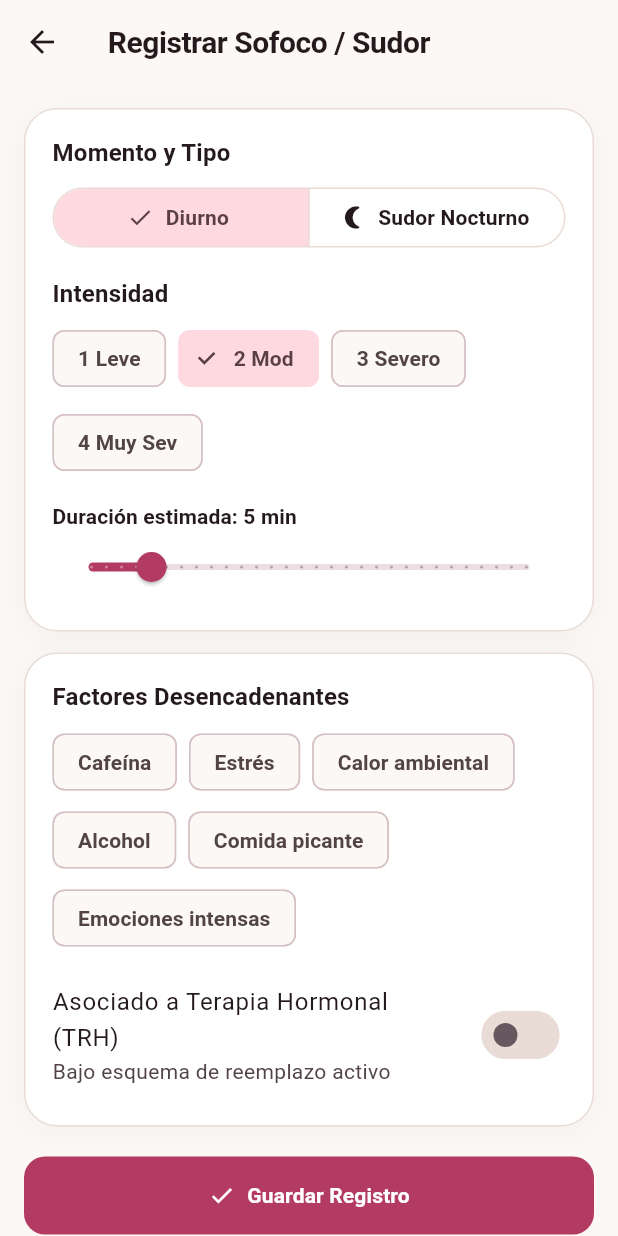
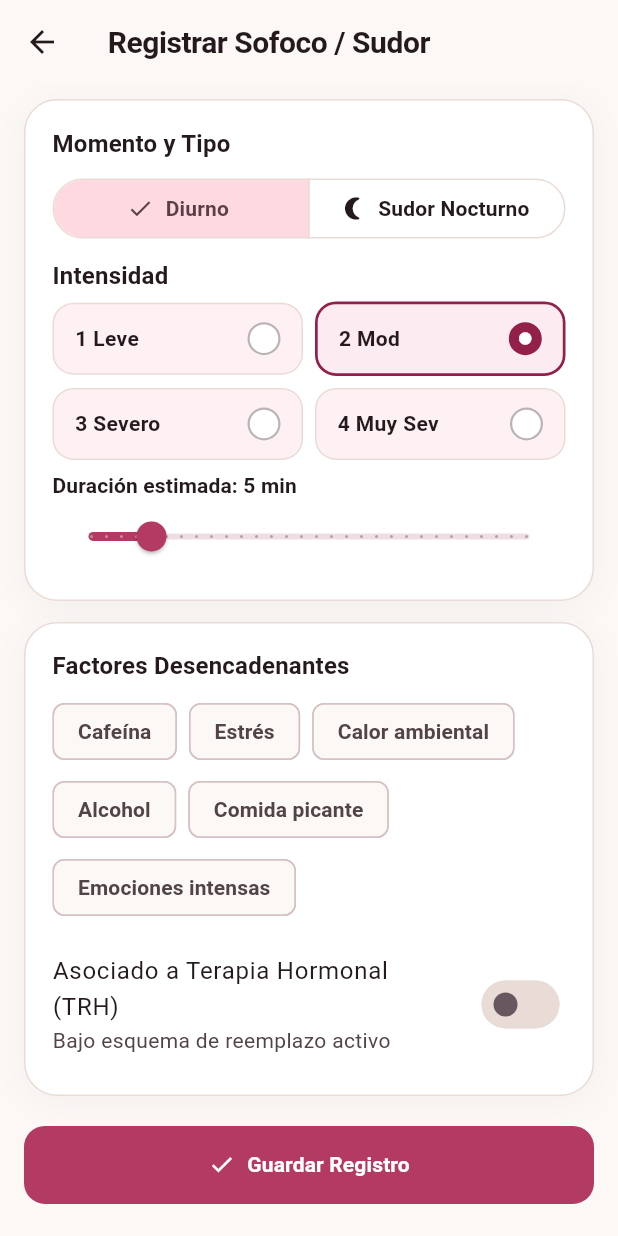
Before and after one commit to eduardoevz/Cora, a Flutter app: the PerimenopauseHubPage screen opened directly, after a tap on "Registrar", on a phone screen of 412 x 824 dp. Run offline on Flutter 3.47's test engine with Material 3 defaults, Android fonts, the phone set to English and light mode, and no system bars; our stand-ins replace dio, drift, firebase_auth, firebase_core, flutter_riverpod; accounts and stored records are empty; generated files the repository leaves out were written again.

Commit message:
feat(mobile-ui): refine Perimenopause and Senior Vitality screens to Stitch hybrid design

```diff
--- a/mobile/lib/features/menopause/presentation/pages/hot_flash_tracker_page.dart
+++ b/mobile/lib/features/menopause/presentation/pages/hot_flash_tracker_page.dart
@@ -78,7 +78,7 @@ class _HotFlashTrackerPageState extends ConsumerState<HotFlashTrackerPage> {
         title: const Text('Registrar Sofoco / Sudor'),
       ),
       body: SingleChildScrollView(
-        padding: const EdgeInsets.all(16.0),
+        padding: const EdgeInsets.symmetric(horizontal: 16, vertical: 10),
         child: Column(
           crossAxisAlignment: CrossAxisAlignment.stretch,
           children: [
@@ -125,29 +125,49 @@ class _HotFlashTrackerPageState extends ConsumerState<HotFlashTrackerPage> {
                           setState(() => _sleepDisruption = val.round()),
                     ),
                   ],
-                  const SizedBox(height: 16),
+                  const SizedBox(height: 10),
                   const CoraSectionLabel(title: 'Intensidad'),
-                  const SizedBox(height: 8),
-                  Wrap(
-                    spacing: 8,
-                    runSpacing: 8,
-                    children: HotFlashSeverity.values.map((sev) {
+                  const SizedBox(height: 6),
+                  Column(
+                    children: [
+                      for (var i = 0;
+                          i < HotFlashSeverity.values.length;
+                          i += 2)
+                        Padding(
+                          padding: EdgeInsets.only(bottom: i == 0 ? 8 : 0),
+                          child: Row(
+                            children: [
+                              for (var j = 0; j < 2; j++) ...[
+                                if (j > 0) const SizedBox(width: 8),
+                                Expanded(
+                                  child: Builder(
+                                    builder: (context) {
+                                      final sev =
+                                          HotFlashSeverity.values[i + j];
                                       final isSelected = _severity == sev;
-                      return ChoiceChip(
-                        label: Text(
-                          switch (sev) {
+                                      final label = switch (sev) {
                                         HotFlashSeverity.mild => '1 Leve',
                                         HotFlashSeverity.moderate => '2 Mod',
                                         HotFlashSeverity.severe => '3 Severo',
-                            HotFlashSeverity.verySevere => '4 Muy Sev',
+                                        HotFlashSeverity.verySevere =>
+                                          '4 Muy Sev',
+                                      };
+                                      return CoraSelectableOptionCard(
+                                        title: label,
+                                        selected: isSelected,
+                                        onTap: () =>
+                                            setState(() => _severity = sev),
+                                      );
                                     },
                                   ),
-                        selected: isSelected,
-                        onSelected: (_) => setState(() => _severity = sev),
-                      );
-                    }).toList(),
                                 ),
-                  const SizedBox(height: 16),
+                              ],
+                            ],
+                          ),
+                        ),
+                    ],
+                  ),
+                  const SizedBox(height: 8),
                   Text(
                     'Duración estimada: $_durationMinutes min',
                     style: theme.textTheme.titleSmall?.copyWith(
--- a/mobile/lib/features/menopause/presentation/pages/perimenopause_hub_page.dart
+++ b/mobile/lib/features/menopause/presentation/pages/perimenopause_hub_page.dart
@@ -47,6 +47,14 @@ class PerimenopauseHubPage extends ConsumerWidget {
         child: Column(
           crossAxisAlignment: CrossAxisAlignment.stretch,
           children: [
+            const CoraStitchPageHeader(
+              eyebrow: 'TRANSICIÓN HORMONAL STRAW+10',
+              title: 'Tu Etapa Menopáusica',
+              subtitle:
+                  'Seguimiento de variabilidad menstrual, síntomas vasomotores y salud cardiometabólica.',
+              eyebrowIcon: Icons.waves_rounded,
+            ),
+            const SizedBox(height: 14),
             // 1. Inviolable Postmenopausal Bleeding Banner
             bleedingAsync.when(
               data: (records) {
@@ -118,6 +126,35 @@ class PerimenopauseHubPage extends ConsumerWidget {
                     },
                     phaseKey: 'luteal',
                   ),
+                  const SizedBox(height: 12),
+                  Wrap(
+                    spacing: 6,
+                    runSpacing: 6,
+                    children: ['-3', '-2', '-1', '+1', '+2'].map((node) {
+                      final isActive = node == '-2';
+                      return Container(
+                        padding: const EdgeInsets.symmetric(
+                            horizontal: 10, vertical: 5),
+                        decoration: BoxDecoration(
+                          color: isActive ? tokens.primaryDeep : tokens.surface,
+                          borderRadius: BorderRadius.circular(999),
+                          border: Border.all(
+                            color: isActive
+                                ? tokens.primaryDeep
+                                : tokens.borderSubtle,
+                          ),
+                        ),
+                        child: Text(
+                          'STRAW $node',
+                          style: theme.textTheme.labelSmall?.copyWith(
+                            color:
+                                isActive ? Colors.white : tokens.textSecondary,
+                            fontWeight: FontWeight.w700,
+                          ),
+                        ),
+                      );
+                    }).toList(),
+                  ),
                 ],
               ),
             ),
@@ -131,10 +168,12 @@ class PerimenopauseHubPage extends ConsumerWidget {
                   Row(
                     mainAxisAlignment: MainAxisAlignment.spaceBetween,
                     children: [
-                      Text(
-                        'Síntomas Vasomotores',
-                        style: theme.textTheme.titleMedium
-                            ?.copyWith(fontWeight: FontWeight.w700),
+                      Expanded(
+                        child: Text(
+                          'Síntomas Vasomotores',
+                          style: theme.textTheme.titleMedium
+                              ?.copyWith(fontWeight: FontWeight.w700),
+                        ),
                       ),
                       TextButton.icon(
                         key: const Key('quick_log_hot_flash_button'),
```
Also changed, not shown: mobile/lib/features/senior_vitality/presentation/pages/senior_vitality_hub_page.dart (+53 -0 lines). Lines whose indentation alone changed are shown as unchanged.
